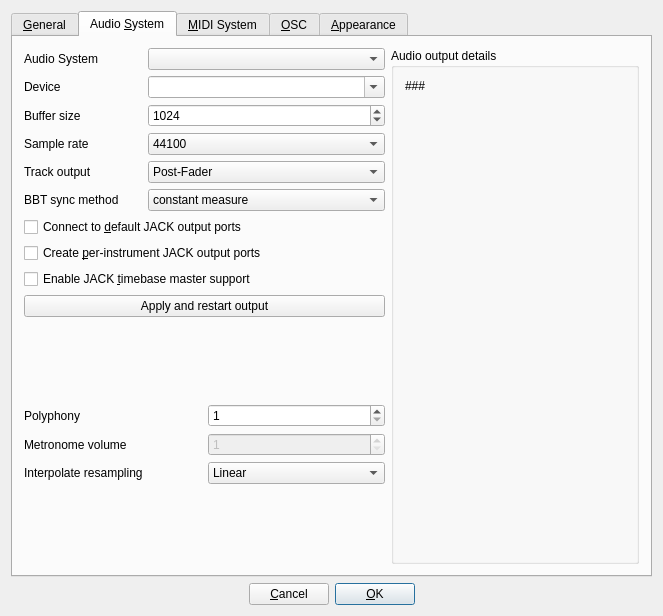
This is src/gui/src/PreferencesDialog_UI.ui in hydrogen-music/hydrogen as Qt 5 draws it before an edit. The edited form follows.
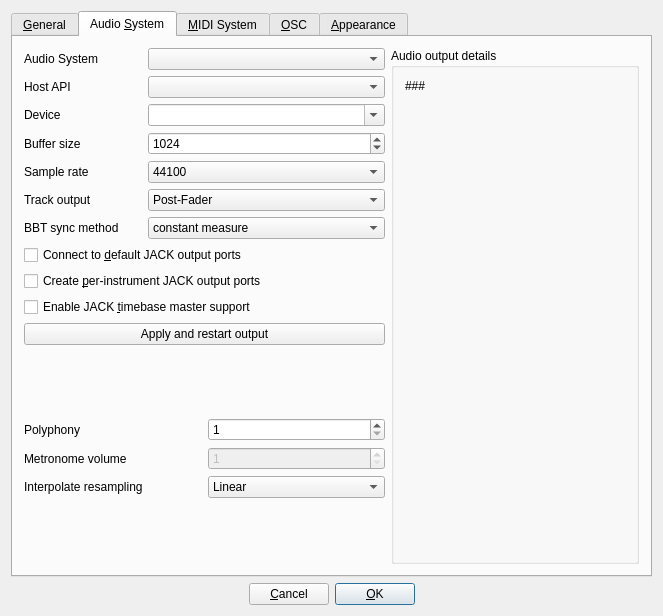
This is the edited form. The open tabs and pages were chosen to show the change. Custom widgets are drawn as their Qt base class.

Commit message: Select HostAPI in PortAudio driver

The edit to the form file:
```diff
--- a/src/gui/src/PreferencesDialog_UI.ui
+++ b/src/gui/src/PreferencesDialog_UI.ui
@@ -248,76 +248,7 @@
          </item>
          <item>
           <layout class="QGridLayout" columnstretch="1,2">
-           <item row="7" column="1">
-            <widget class="QComboBox" name="trackOutputComboBox">
-             <property name="currentIndex">
-              <number>0</number>
-             </property>
-             <item>
-              <property name="text">
-               <string>Post-Fader</string>
-              </property>
-             </item>
-             <item>
-              <property name="text">
-               <string>Pre-Fader</string>
-              </property>
-             </item>
-            </widget>
-           </item>
-           <item row="4" column="1">
-            <widget class="DeviceComboBox" name="m_pAudioDeviceTxt">
-             <property name="sizePolicy">
-              <sizepolicy hsizetype="Minimum" vsizetype="Fixed">
-               <horstretch>0</horstretch>
-               <verstretch>0</verstretch>
-              </sizepolicy>
-             </property>
-             <property name="editable">
-              <bool>true</bool>
-             </property>
-            </widget>
-           </item>
-           <item row="6" column="0">
-            <widget class="QLabel" name="sampleRateLbl">
-             <property name="minimumSize">
-              <size>
-               <width>0</width>
-               <height>22</height>
-              </size>
-             </property>
-             <property name="text">
-              <string>Sample rate</string>
-             </property>
-            </widget>
-           </item>
-           <item row="5" column="0">
-            <widget class="QLabel" name="buffer_sizeLbl">
-             <property name="minimumSize">
-              <size>
-               <width>0</width>
-               <height>22</height>
-              </size>
-             </property>
-             <property name="text">
-              <string>Buffer size</string>
-             </property>
-            </widget>
-           </item>
-           <item row="7" column="0">
-            <widget class="QLabel" name="trackOutputLbl">
-             <property name="minimumSize">
-              <size>
-               <width>0</width>
-               <height>22</height>
-              </size>
-             </property>
-             <property name="text">
-              <string>Track output</string>
-             </property>
-            </widget>
-           </item>
-           <item row="8" column="0">
+           <item row="9" column="0">
             <widget class="QLabel" name="jackBBTSyncLbl">
              <property name="minimumSize">
               <size>
@@ -333,37 +264,7 @@
              </property>
             </widget>
            </item>
-           <item row="8" column="1">
-            <widget class="QComboBox" name="jackBBTSyncComboBox">
-             <property name="minimumSize">
-              <size>
-               <width>0</width>
-               <height>22</height>
-              </size>
-             </property>
-             <property name="toolTip">
-              <string>Specifies the variable, which has to remain constant in order to guarantee a working synchronization and relocation in the presence of another Jack timebase master.</string>
-             </property>
-             <item>
-              <property name="text">
-               <string>constant measure</string>
-              </property>
-             </item>
-             <item>
-              <property name="text">
-               <string>matching bars</string>
-              </property>
-             </item>
-            </widget>
-           </item>
-           <item row="4" column="0">
-            <widget class="QLabel" name="audioDeviceLbl">
-             <property name="text">
-              <string>Device</string>
-             </property>
-            </widget>
-           </item>
-           <item row="5" column="1">
+           <item row="6" column="1">
             <widget class="QSpinBox" name="bufferSizeSpinBox">
              <property name="minimumSize">
               <size>
@@ -385,7 +286,7 @@
              </property>
             </widget>
            </item>
-           <item row="6" column="1">
+           <item row="7" column="1">
             <widget class="QComboBox" name="sampleRateComboBox">
              <property name="currentIndex">
               <number>0</number>
@@ -412,8 +313,12 @@
              </item>
             </widget>
            </item>
-           <item row="3" column="1">
-            <widget class="QComboBox" name="driverComboBox"/>
+           <item row="5" column="0">
+            <widget class="QLabel" name="audioDeviceLbl">
+             <property name="text">
+              <string>Device</string>
+             </property>
+            </widget>
            </item>
            <item row="3" column="0">
             <widget class="QLabel" name="label_6">
@@ -422,6 +327,111 @@
              </property>
             </widget>
            </item>
+           <item row="8" column="0">
+            <widget class="QLabel" name="trackOutputLbl">
+             <property name="minimumSize">
+              <size>
+               <width>0</width>
+               <height>22</height>
+              </size>
+             </property>
+             <property name="text">
+              <string>Track output</string>
+             </property>
+            </widget>
+           </item>
+           <item row="3" column="1">
+            <widget class="QComboBox" name="driverComboBox"/>
+           </item>
+           <item row="6" column="0">
+            <widget class="QLabel" name="buffer_sizeLbl">
+             <property name="minimumSize">
+              <size>
+               <width>0</width>
+               <height>22</height>
+              </size>
+             </property>
+             <property name="text">
+              <string>Buffer size</string>
+             </property>
+            </widget>
+           </item>
+           <item row="9" column="1">
+            <widget class="QComboBox" name="jackBBTSyncComboBox">
+             <property name="minimumSize">
+              <size>
+               <width>0</width>
+               <height>22</height>
+              </size>
+             </property>
+             <property name="toolTip">
+              <string>Specifies the variable, which has to remain constant in order to guarantee a working synchronization and relocation in the presence of another Jack timebase master.</string>
+             </property>
+             <item>
+              <property name="text">
+               <string>constant measure</string>
+              </property>
+             </item>
+             <item>
+              <property name="text">
+               <string>matching bars</string>
+              </property>
+             </item>
+            </widget>
+           </item>
+           <item row="5" column="1">
+            <widget class="DeviceComboBox" name="m_pAudioDeviceTxt">
+             <property name="sizePolicy">
+              <sizepolicy hsizetype="Minimum" vsizetype="Fixed">
+               <horstretch>0</horstretch>
+               <verstretch>0</verstretch>
+              </sizepolicy>
+             </property>
+             <property name="editable">
+              <bool>true</bool>
+             </property>
+            </widget>
+           </item>
+           <item row="7" column="0">
+            <widget class="QLabel" name="sampleRateLbl">
+             <property name="minimumSize">
+              <size>
+               <width>0</width>
+               <height>22</height>
+              </size>
+             </property>
+             <property name="text">
+              <string>Sample rate</string>
+             </property>
+            </widget>
+           </item>
+           <item row="8" column="1">
+            <widget class="QComboBox" name="trackOutputComboBox">
+             <property name="currentIndex">
+              <number>0</number>
+             </property>
+             <item>
+              <property name="text">
+               <string>Post-Fader</string>
+              </property>
+             </item>
+             <item>
+              <property name="text">
+               <string>Pre-Fader</string>
+              </property>
+             </item>
+            </widget>
+           </item>
+           <item row="4" column="0">
+            <widget class="QLabel" name="portaudioHostAPILabel">
+             <property name="text">
+              <string>Host API</string>
+             </property>
+            </widget>
+           </item>
+           <item row="4" column="1">
+            <widget class="QComboBox" name="portaudioHostAPIComboBox"/>
+           </item>
           </layout>
          </item>
          <item>
```
The commit also changes 6 other files.
